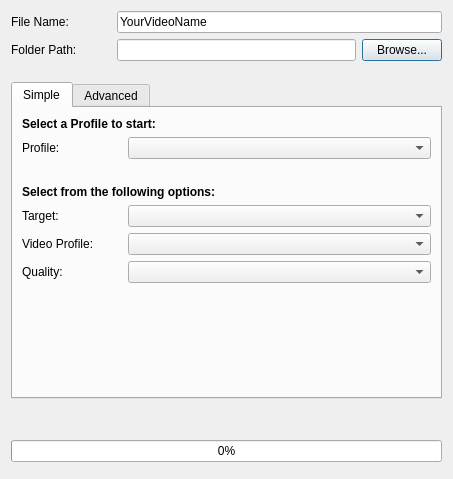
Above: src/windows/ui/export.ui from OpenShot/openshot-qt before the change. Below: the same form after it.
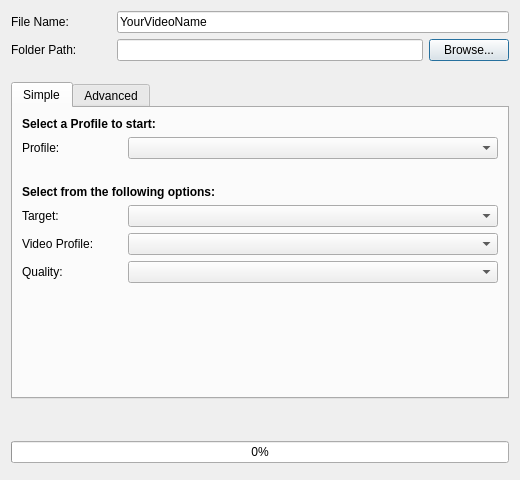
That is the form after the change. Icons and pictures are not drawn.

Commit message: Widen export window

```diff
--- a/src/windows/ui/export.ui
+++ b/src/windows/ui/export.ui
@@ -6,8 +6,8 @@
    <rect>
     <x>0</x>
     <y>0</y>
-    <width>453</width>
-    <height>479</height>
+    <width>520</width>
+    <height>480</height>
    </rect>
   </property>
   <property name="sizePolicy">
```
